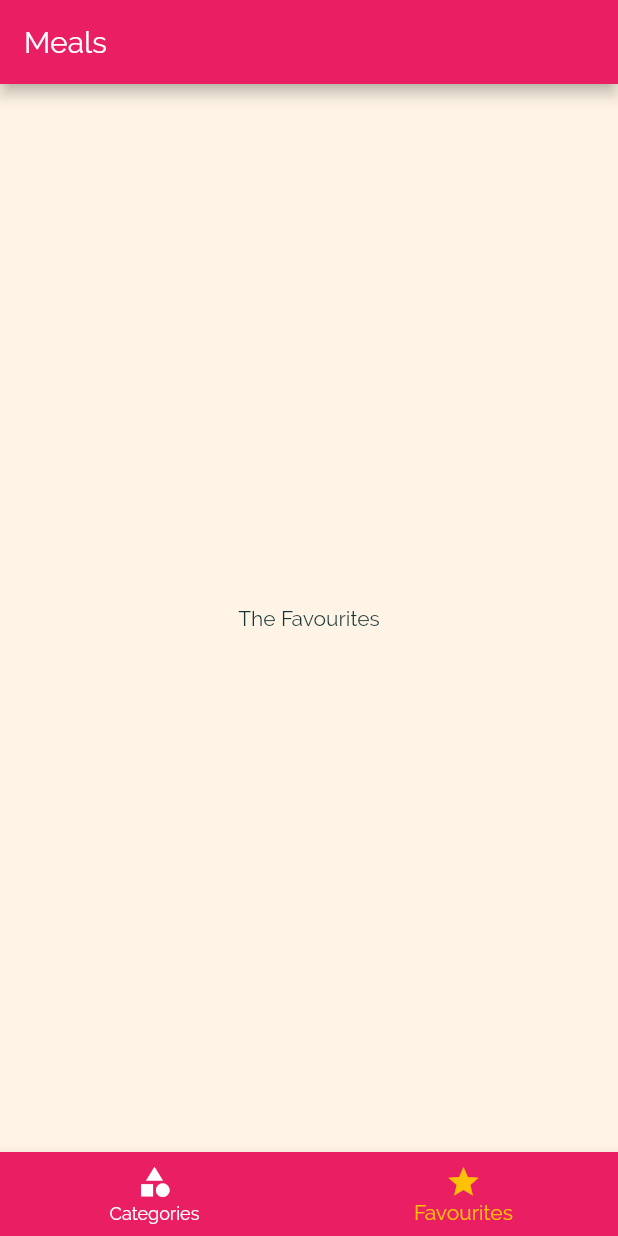
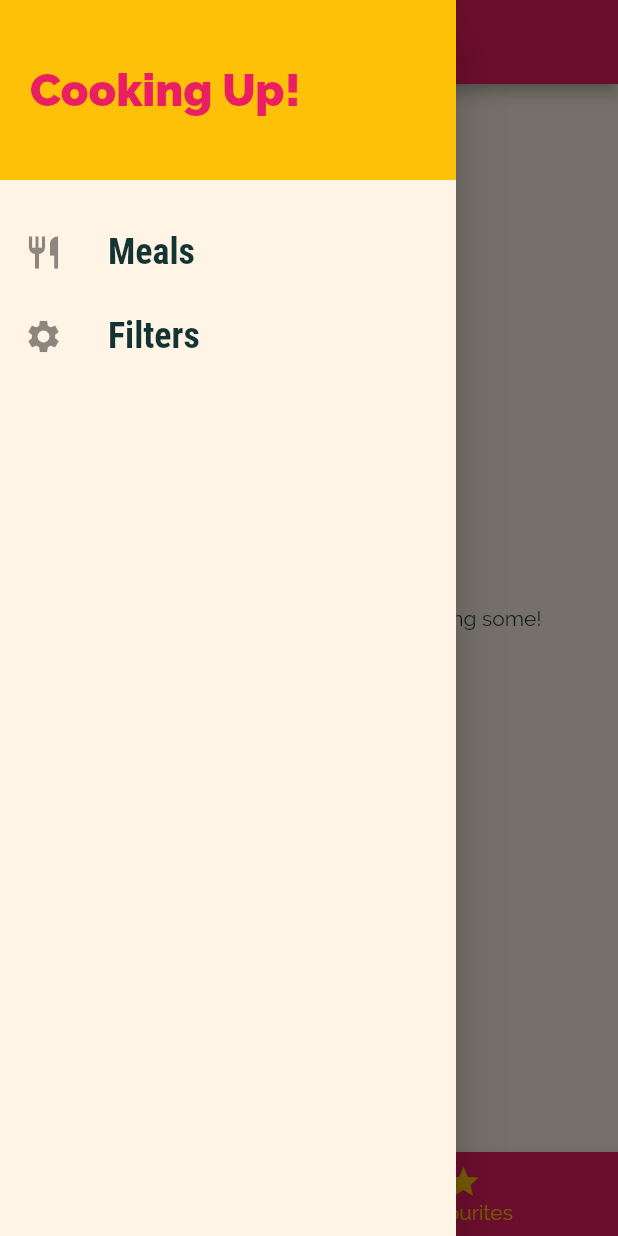
Before and after one commit to PrerakGada/meals_app, a Flutter app: the screen it shows after launch, item 2 of the bottom bar chosen, with the side drawer open (before the commit the screen has no drawer), on a phone screen of 412 x 824 dp. Run offline on Flutter 3.47's test engine with Material 2 defaults, Android fonts, the phone set to English and light mode, and no system bars.

Commit message:
Meals App Finished

```diff
--- a/lib/main.dart
+++ b/lib/main.dart
@@ -1,4 +1,7 @@
 import 'package:flutter/material.dart';
+import 'package:meals_app/dummy_data.dart';
+import 'package:meals_app/models/meal.dart';
+import 'package:meals_app/screens/filter_screen.dart';
 import 'package:meals_app/screens/tab_screen.dart';
 
 import './screens/category_meals_screen.dart';
@@ -7,7 +10,63 @@ import './screens/categories_screen.dart';
 
 void main() => runApp(MyApp());
 
-class MyApp extends StatelessWidget {
+class MyApp extends StatefulWidget {
+  @override
+  _MyAppState createState() => _MyAppState();
+}
+
+class _MyAppState extends State<MyApp> {
+  Map<String, bool> _filters = {
+    'gluten': false,
+    'lactose': false,
+    'vegan': false,
+    'vegetarian': false,
+  };
+
+  List<Meal> _availableMeals = DUMMY_MEALS;
+  List<Meal> _favouriteMeals = [];
+
+  void _setFilters(Map<String, bool> filterData) {
+    setState(() {
+      _filters = filterData;
+
+      _availableMeals = DUMMY_MEALS.where((meal) {
+        if (_filters['gluten'] && !meal.isGlutenFree) {
+          return false;
+        }
+        if (_filters['lactose'] && !meal.isLactoseFree) {
+          return false;
+        }
+        if (_filters['vegan'] && !meal.isVegan) {
+          return false;
+        }
+        if (_filters['vegetarian'] && !meal.isVegetarian) {
+          return false;
+        }
+        return true;
+      }).toList();
+    });
+  }
+
+  void _toggleFavourite(String mealId) {
+    final existingIndex =
+        _favouriteMeals.indexWhere((meal) => meal.id == mealId);
+    if (existingIndex >= 0) {
+      setState(() {
+        _favouriteMeals.removeAt(existingIndex);
+      });
+    } else {
+      setState(() {
+        _favouriteMeals
+            .add(DUMMY_MEALS.firstWhere((meal) => meal.id == mealId));
+      });
+    }
+  }
+
+  bool _isMealFavourite(String id) {
+    return _favouriteMeals.any((meal) => meal.id == id);
+  }
+
   @override
   Widget build(BuildContext context) {
     return MaterialApp(
@@ -33,15 +92,17 @@ class MyApp extends StatelessWidget {
       initialRoute: '/',
       //Default
       routes: {
-        '/': (ctx) => TabsScreen(),
-        CategoryMealsScreen.routName: (ctx) => CategoryMealsScreen(),
-        MealDetailScreen.routeName: (ctx) => MealDetailScreen(),
+        '/': (ctx) => TabsScreen(_favouriteMeals),
+        CategoryMealsScreen.routName: (ctx) =>
+            CategoryMealsScreen(_availableMeals),
+        MealDetailScreen.routeName: (ctx) => MealDetailScreen(_toggleFavourite, _isMealFavourite),
+        FilterScreen.routeName: (ctx) => FilterScreen(_filters, _setFilters),
       },
-      onUnknownRoute: (settings) {
-        return MaterialPageRoute(
-          builder: (ctx) => CategoryMealsScreen(),
-        );
-      },
+      // onUnknownRoute: (settings) {
+      //   return MaterialPageRoute(
+      //     builder: (ctx) => CategoryMealsScreen(_availableMeals),
+      //   );
+      // },
     );
   }
 }
--- a/lib/screens/categories_screen.dart
+++ b/lib/screens/categories_screen.dart
@@ -1,4 +1,5 @@
 import 'package:flutter/material.dart';
+import 'package:meals_app/models/meal.dart';
 
 import '../dummy_data.dart';
 import '../widgets/category_item.dart';
--- a/lib/screens/favourites_screen.dart
+++ b/lib/screens/favourites_screen.dart
@@ -1,10 +1,32 @@
 import 'package:flutter/material.dart';
+import 'package:meals_app/models/meal.dart';
+import 'package:meals_app/widgets/meal_item.dart';
 
 class FavouritesScreen extends StatelessWidget {
+  final List<Meal> favouriteMeals;
+
+  FavouritesScreen(this.favouriteMeals);
+
   @override
   Widget build(BuildContext context) {
-    return Center(
-      child: Text('The Favourites'),
-    );
+    if (favouriteMeals.isEmpty) {
+      return Center(
+        child: Text('Your have no Favourites yet - start adding some!'),
+      );
+    } else {
+      return ListView.builder(
+        itemBuilder: (ctx, index) {
+          return MealItem(
+            id: favouriteMeals[index].id,
+            title: favouriteMeals[index].title,
+            imageUrl: favouriteMeals[index].imageUrl,
+            duration: favouriteMeals[index].duration,
+            complexity: favouriteMeals[index].complexity,
+            affordability: favouriteMeals[index].affordability,
+          );
+        },
+        itemCount: favouriteMeals.length,
+      );
+    }
   }
 }
--- a/lib/screens/tab_screen.dart
+++ b/lib/screens/tab_screen.dart
@@ -1,17 +1,36 @@
 import 'package:flutter/material.dart';
+import 'package:meals_app/models/meal.dart';
 import 'package:meals_app/screens/categories_screen.dart';
 import 'package:meals_app/screens/favourites_screen.dart';
+import 'package:meals_app/widgets/main_drawer.dart';
 
 class TabsScreen extends StatefulWidget {
+  final List<Meal> favouriteMeals;
+
+  TabsScreen(this.favouriteMeals);
+
   @override
   _TabsScreenState createState() => _TabsScreenState();
 }
 
 class _TabsScreenState extends State<TabsScreen> {
-  final List<Widget> _pages = [
-    CategoriesScreen(),
-    FavouritesScreen(),
-  ];
+  List<Map<String, Object>> _pages;
+
+  @override
+  void initState() {
+    _pages = [
+      {
+        'page': CategoriesScreen(),
+        'title': 'Categories',
+      },
+      {
+        'page': FavouritesScreen(widget.favouriteMeals),
+        'title': 'Your Favourites',
+      },
+    ];
+    super.initState();
+  }
+
   int _selectedPageIndex = 0;
 
   void _selectPage(int index) {
@@ -20,14 +39,14 @@ class _TabsScreenState extends State<TabsScreen> {
     });
   }
 
-
   @override
   Widget build(BuildContext context) {
     return Scaffold(
       appBar: AppBar(
-        title: Text('Meals'),
+        title: Text(_pages[_selectedPageIndex]['title']),
       ),
-      body: _pages[_selectedPageIndex],
+      drawer: MainDrawer(),
+      body: _pages[_selectedPageIndex]['page'],
       bottomNavigationBar: BottomNavigationBar(
         onTap: _selectPage,
         backgroundColor: Theme.of(context).primaryColor,
--- /dev/null
+++ b/lib/widgets/main_drawer.dart
@@ -0,0 +1,65 @@
+import 'package:flutter/material.dart';
+import 'package:meals_app/screens/filter_screen.dart';
+
+class MainDrawer extends StatelessWidget {
+  Widget buildListTile(String title, IconData icon, Function tapHandler) {
+    return ListTile(
+      leading: Icon(
+        icon,
+        size: 26,
+      ),
+      title: Text(
+        title,
+        style: TextStyle(
+          fontFamily: 'RobotoCondensed',
+          fontSize: 24,
+          fontWeight: FontWeight.bold,
+        ),
+      ),
+      onTap: tapHandler,
+    );
+  }
+
+  @override
+  Widget build(BuildContext context) {
+    return Drawer(
+      child: Column(
+        children: <Widget>[
+          Container(
+            height: 120,
+            padding: EdgeInsets.all(20),
+            width: double.infinity,
+            alignment: Alignment.centerLeft,
+            color: Theme.of(context).accentColor,
+            child: Text(
+              'Cooking Up!',
+              style: TextStyle(
+                fontWeight: FontWeight.w900,
+                fontSize: 30,
+                color: Theme.of(context).primaryColor,
+              ),
+            ),
+          ),
+          SizedBox(
+            height: 20,
+          ),
+          buildListTile(
+            'Meals',
+            Icons.restaurant,
+            () {
+              Navigator.of(context).pushReplacementNamed('/');
+            },
+          ),
+          buildListTile(
+            'Filters',
+            Icons.settings,
+            () {
+              Navigator.of(context)
+                  .pushReplacementNamed(FilterScreen.routeName);
+            },
+          ),
+        ],
+      ),
+    );
+  }
+}
--- a/lib/widgets/meal_item.dart
+++ b/lib/widgets/meal_item.dart
@@ -56,7 +56,11 @@ class MealItem extends StatelessWidget {
     Navigator.of(context).pushNamed(
       MealDetailScreen.routeName,
       arguments: id,
-    );
+    ).then((result) {
+      if (result!=null) {
+        //removeItem(result);
+      }
+    });
   }
 
   @override
```
Also changed, not shown: lib/screens/category_meals_screen.dart (+49 -19 lines), lib/screens/filter_screen.dart (added, +125 -0 lines), lib/screens/meal_detail_screen.dart (+11 -0 lines).
